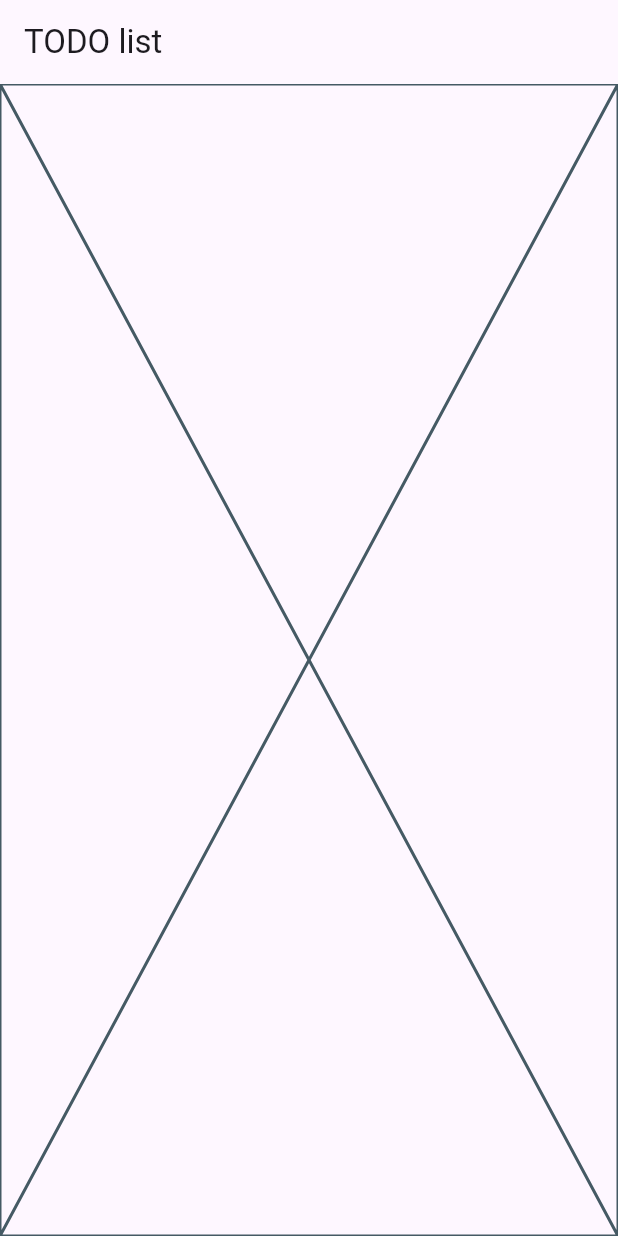
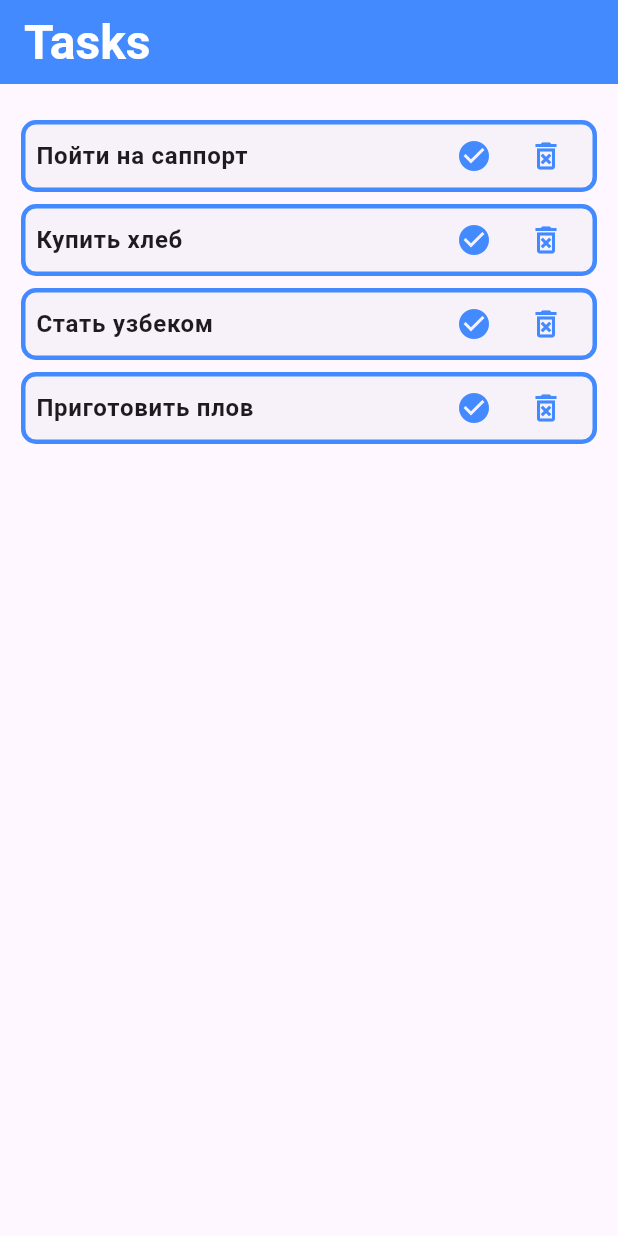
Before and after one commit to eliiimbek/todo_list, a Flutter app: the screen it shows after launch, on a phone screen of 412 x 824 dp. Run offline on Flutter 3.47's test engine with Material 3 defaults, Android fonts, the phone set to English and light mode, and no system bars.

Commit message:
Некоторые файлы были переименованы на более подхолящие названия Сделана стилизация

```diff
--- a/lib/main.dart
+++ b/lib/main.dart
@@ -1,10 +1,10 @@
 import 'package:flutter/material.dart';
-import 'package:todo_list/todo_list.dart';
+import 'package:todo_list/tasks_list.dart';
 
 void main() {
   runApp(
     MaterialApp(
-      home: TodoList(),
+      home: TasksList(),
     ),
   );
 }
--- /dev/null
+++ b/lib/models/task.dart
@@ -0,0 +1,9 @@
+class Tasks {
+  final String taskTitle;
+  final bool isCompleted;
+
+  Tasks({
+    this.isCompleted = false,
+    required this.taskTitle,
+  });
+}
--- /dev/null
+++ b/lib/screens/tasks_screen.dart
@@ -0,0 +1,18 @@
+import 'package:flutter/material.dart';
+import 'package:todo_list/widgets/task_card.dart';
+import '../models/task.dart';
+
+class TasksScreen extends StatelessWidget {
+  final List<Tasks> tasks;
+  const TasksScreen({super.key, required this.tasks});
+
+  @override
+  Widget build(BuildContext context) {
+    return Padding(
+      padding: const EdgeInsets.symmetric(horizontal: 10),
+      child: Column(
+        children: tasks.map((tasks) => TaskCard(tasks: tasks)).toList(),
+      ),
+    );
+  }
+}
--- a/lib/screens/todo_list_screen.dart
+++ /dev/null
@@ -1,10 +0,0 @@
-import 'package:flutter/material.dart';
-
-class TodoListScreen extends StatelessWidget {
-  const TodoListScreen({super.key});
-
-  @override
-  Widget build(BuildContext context) {
-    return const Placeholder();
-  }
-}
--- /dev/null
+++ b/lib/tasks_list.dart
@@ -0,0 +1,39 @@
+import 'package:flutter/material.dart';
+import 'package:todo_list/models/task.dart';
+import 'package:todo_list/screens/tasks_screen.dart';
+
+class TasksList extends StatefulWidget {
+  const TasksList({super.key});
+
+  @override
+  State<TasksList> createState() => _TodoListState();
+}
+
+class _TodoListState extends State<TasksList> {
+  List<Tasks> tasks = [
+    Tasks(taskTitle: 'Пойти на саппорт'),
+    Tasks(taskTitle: 'Купить хлеб'),
+    Tasks(taskTitle: 'Стать узбеком'),
+    Tasks(taskTitle: 'Приготовить плов'),
+  ];
+
+  @override
+  Widget build(BuildContext context) {
+    return Scaffold(
+      appBar: AppBar(
+        backgroundColor: Colors.blueAccent,
+        title: Text(
+          'Tasks',
+          style: Theme.of(context).textTheme.headlineLarge!.copyWith(
+                fontWeight: FontWeight.bold,
+                color: Colors.white,
+              ),
+        ),
+      ),
+      body: Padding(
+        padding: const EdgeInsets.only(top: 20),
+        child: TasksScreen(tasks: tasks),
+      ),
+    );
+  }
+}
--- a/lib/todo_list.dart
+++ /dev/null
@@ -1,21 +0,0 @@
-import 'package:flutter/material.dart';
-import 'package:todo_list/screens/todo_list_screen.dart';
-
-class TodoList extends StatefulWidget {
-  const TodoList({super.key});
-
-  @override
-  State<TodoList> createState() => _TodoListState();
-}
-
-class _TodoListState extends State<TodoList> {
-  @override
-  Widget build(BuildContext context) {
-    return Scaffold(
-      appBar: AppBar(
-        title: Text('TODO list'),
-      ),
-      body: TodoListScreen(),
-    );
-  }
-}
--- /dev/null
+++ b/lib/widgets/task_card.dart
@@ -0,0 +1,46 @@
+import 'package:flutter/material.dart';
+import 'package:todo_list/models/task.dart';
+
+class TaskCard extends StatelessWidget {
+  final Tasks tasks;
+  const TaskCard({super.key, required this.tasks});
+
+  @override
+  Widget build(BuildContext context) {
+    return Card(
+      elevation: 0,
+      shape: RoundedRectangleBorder(
+        side: BorderSide(color: Colors.blueAccent, width: 3),
+        borderRadius: BorderRadius.circular(10),
+      ),
+      child: Padding(
+        padding: EdgeInsets.symmetric(horizontal: 10),
+        child: Row(
+          mainAxisAlignment: MainAxisAlignment.spaceBetween,
+          children: [
+            Text(
+              tasks.taskTitle,
+              style: Theme.of(context).textTheme.bodyLarge!.copyWith(
+                    fontWeight: FontWeight.bold,
+                  ),
+            ),
+            Row(
+              children: [
+                IconButton(
+                  color: Colors.blueAccent,
+                  icon: Icon(Icons.check_circle),
+                  onPressed: () {},
+                ),
+                IconButton(
+                  onPressed: () {},
+                  icon: Icon(Icons.delete_forever_outlined),
+                  color: Colors.blueAccent,
+                ),
+              ],
+            )
+          ],
+        ),
+      ),
+    );
+  }
+}
```
